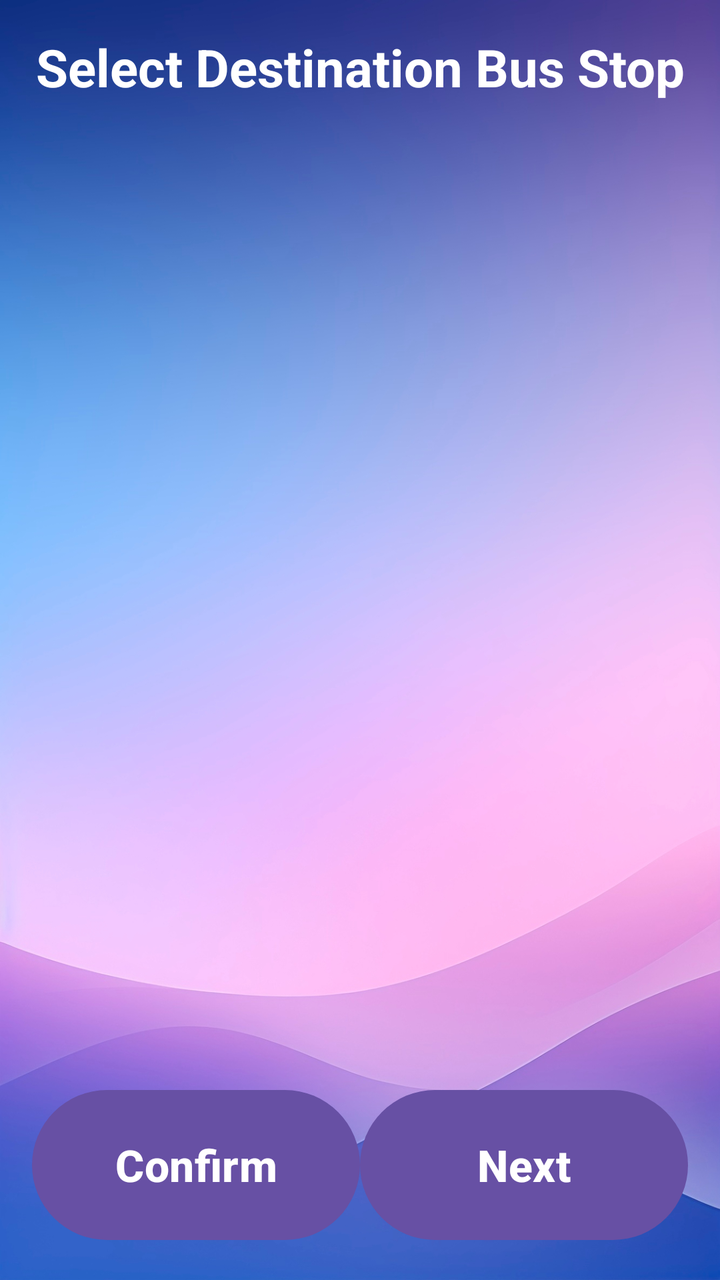
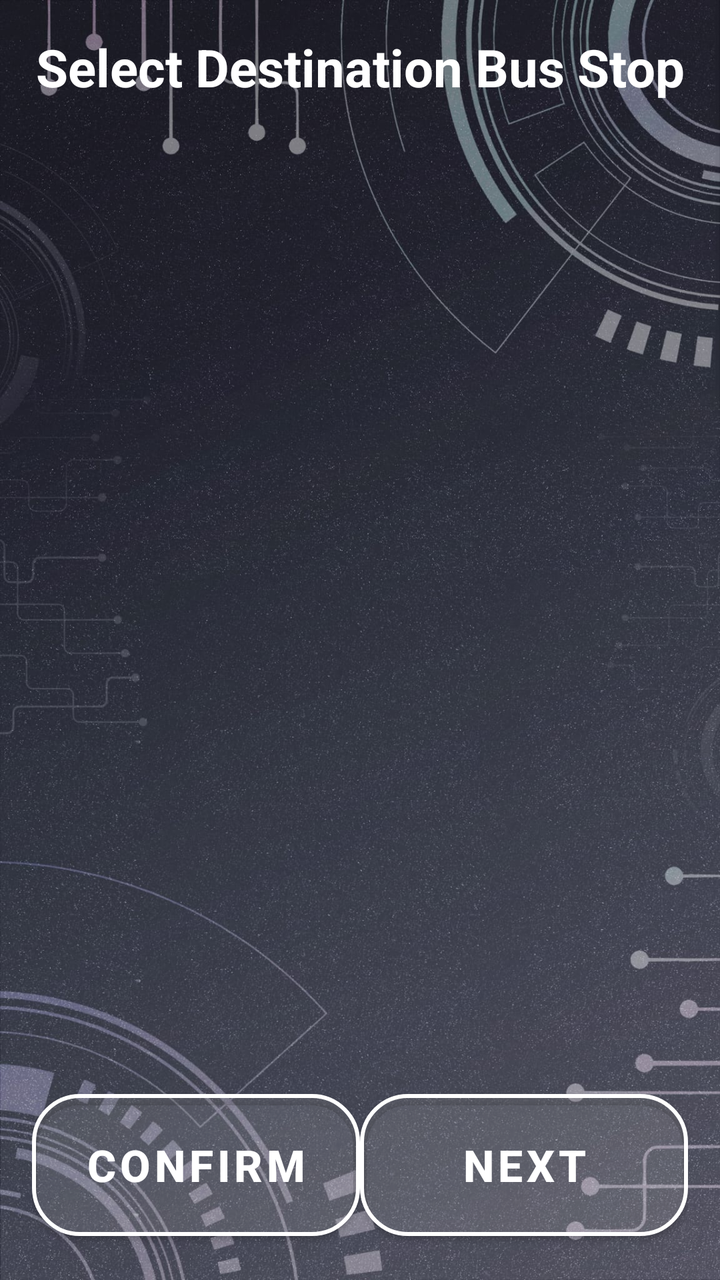

Compare the two renders of this Android layout. The source of the first and the diff that turns it into the second are given below.
<!-- AndroidManifest.xml: application theme Theme.VISTA -->
<!-- res/layout/activity_edit_destination.xml -->
<LinearLayout
    xmlns:android="http://schemas.android.com/apk/res/android"
    xmlns:tools="http://schemas.android.com/tools"
    android:id="@+id/main"
    android:layout_width="match_parent"
    android:layout_height="match_parent"
    android:orientation="vertical"
    android:padding="16sp"
    tools:context=".FindBusEditMenuFunction.EditDestinationActivity"
    android:background="@drawable/background">

    <TextView
        android:layout_width="match_parent"
        android:layout_height="wrap_content"
        android:text="@string/EditDestinationActivity_SelectDestinationBusStop"
        android:textSize="26sp"
        android:textStyle="bold"
        android:gravity="center"
        android:textColor="@color/white"/>

    <ListView
        android:id="@+id/lvShowAllStop"
        android:layout_width="match_parent"
        android:layout_height="0dp"
        android:layout_weight="1"/>

    
    <LinearLayout
        android:orientation="horizontal"
        android:layout_width="match_parent"
        android:layout_height="wrap_content"
        android:gravity="bottom"
        android:layout_marginTop="16dp"
        android:weightSum="2">

        
        <Button
            android:id="@+id/btnEditDestinationActivityConfirm"
            android:layout_width="0dp"
            android:layout_height="83dp"
            android:layout_weight="1"
            android:text="@string/btn_Confirm"
            android:textSize="22sp"
            android:textStyle="bold" />

        
        <Button
            android:id="@+id/btnEditDestinationActivityNext"
            android:layout_width="0dp"
            android:layout_height="83dp"
            android:layout_weight="1"
            android:text="@string/btn_next"
            android:textSize="22sp"
            android:textStyle="bold" />
    </LinearLayout>
</LinearLayout>
<!-- resources referenced by this layout -->
<resources>
  <color name="white">#FFFFFFFF</color>
  <!-- drawable background: jpg bitmap (drawable, 544840 bytes) -->
  <string name="EditDestinationActivity_SelectDestinationBusStop">Select Destination Bus Stop</string>
  <string name="btn_Confirm">Confirm</string>
  <string name="btn_next">Next</string>
  <style name="Theme.VISTA" parent="Base.Theme.VISTA" />
  <style name="Base.Theme.VISTA" parent="Theme.Material3.DayNight.NoActionBar">
          
          
      </style>
</resources>

<!-- the commit's change to res/layout/activity_edit_destination.xml (unified diff, before → after) -->
@@ -1,6 +1,7 @@
 <LinearLayout
     xmlns:android="http://schemas.android.com/apk/res/android"
     xmlns:tools="http://schemas.android.com/tools"
+    xmlns:app="http://schemas.android.com/apk/res-auto"
     android:id="@+id/main"
     android:layout_width="match_parent"
     android:layout_height="match_parent"
@@ -34,8 +35,9 @@
         android:weightSum="2">
 
         
-        <Button
+        <com.google.android.material.button.MaterialButton
             android:id="@+id/btnEditDestinationActivityConfirm"
+            style="@style/SemiTransparentRoundedButton"
             android:layout_width="0dp"
             android:layout_height="83dp"
             android:layout_weight="1"
@@ -44,8 +46,9 @@
             android:textStyle="bold" />
 
         
-        <Button
+        <com.google.android.material.button.MaterialButton
             android:id="@+id/btnEditDestinationActivityNext"
+            style="@style/SemiTransparentRoundedButton"
             android:layout_width="0dp"
             android:layout_height="83dp"
             android:layout_weight="1"
<!-- resource entries referenced after the edit -->
@@ -1,14 +1,55 @@
 <!-- resources referenced by this layout -->
 <resources>
-  <color name="white">#FFFFFFFF</color>
-  <!-- drawable background: jpg bitmap (drawable, 544840 bytes) -->
+  <color name="white">#FFFFFF</color>
+  <!-- drawable background: jpeg bitmap (drawable, 288114 bytes) -->
   <string name="EditDestinationActivity_SelectDestinationBusStop">Select Destination Bus Stop</string>
   <string name="btn_Confirm">Confirm</string>
   <string name="btn_next">Next</string>
-  <style name="Theme.VISTA" parent="Base.Theme.VISTA" />
-  <style name="Base.Theme.VISTA" parent="Theme.Material3.DayNight.NoActionBar">
+  <style name="SemiTransparentRoundedButton" parent="Widget.MaterialComponents.Button">
+          <item name="android:textColor">#FFFFFF</item>
+          <item name="background">@drawable/button_selector</item> 
+          <item name="cornerRadius">24dp</item>
+          <item name="strokeColor">#FFFFFF</item>
+          <item name="strokeWidth">2dp</item>
+          <item name="backgroundTint">#20FFFFFF</item> 
+      </style>
+  <style name="Theme.VISTA" parent="Theme.MaterialComponents.Light.NoActionBar">
           
+          <item name="colorPrimary">@color/semi_transparent_white</item>
+          <item name="colorPrimaryVariant">@color/semi_transparent_white</item>
+          <item name="colorOnPrimary">@color/white</item>
           
       </style>
+  <!-- drawable button_selector (drawable) -->
+  <?xml version="1.0" encoding="utf-8"?>
+  <selector xmlns:android="http://schemas.android.com/apk/res/android">
+      
+      <item android:state_pressed="true">
+          <shape android:shape="rectangle">
+              <solid android:color="#20FFFFFF" /> 
+              <stroke android:width="2dp" android:color="#FFFFFF" />
+              <corners android:radius="24dp" />
+          </shape>
+      </item>
+  
+      
+      <item android:state_selected="true">
+          <shape android:shape="rectangle">
+              <solid android:color="#FFFF00" /> 
+              <stroke android:width="2dp" android:color="#FFFFFF" />
+              <corners android:radius="24dp" />
+          </shape>
+      </item>
+  
+      
+      <item>
+          <shape android:shape="rectangle">
+              <solid android:color="#20FFFFFF" /> 
+              <stroke android:width="2dp" android:color="#FFFFFF" />
+              <corners android:radius="24dp" />
+          </shape>
+      </item>
+  </selector>
+  <color name="semi_transparent_white">#80FFFFFF</color>
 </resources>
 
